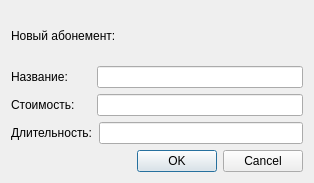
Above: 3_course/1_part/VPandHCI/DB/dialog.ui from Monstruos/Course_projects before the change. Below: the same form after it.
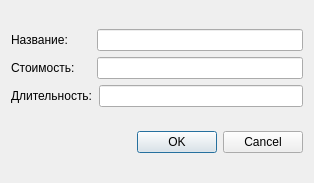
That is the form after the change.

What changed in the file:
```diff
--- a/3_course/1_part/VPandHCI/DB/dialog.ui
+++ b/3_course/1_part/VPandHCI/DB/dialog.ui
@@ -22,13 +22,6 @@
   <layout class="QGridLayout" name="gridLayout">
    <item row="0" column="0">
     <layout class="QVBoxLayout" name="verticalLayout_2">
-     <item>
-      <widget class="QLabel" name="label">
-       <property name="text">
-        <string>Новый абонемент:</string>
-       </property>
-      </widget>
-     </item>
      <item>
       <layout class="QVBoxLayout" name="verticalLayout">
        <item>
```
Left out of the diff: 12 changed lines with no effect on the pictures.
